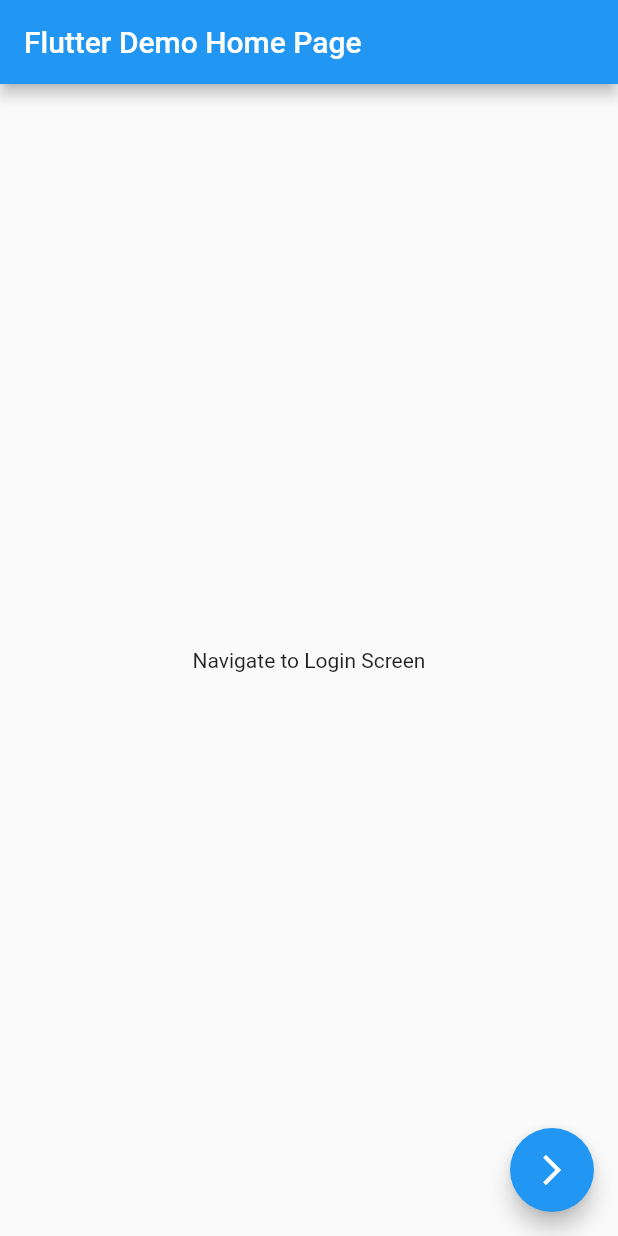
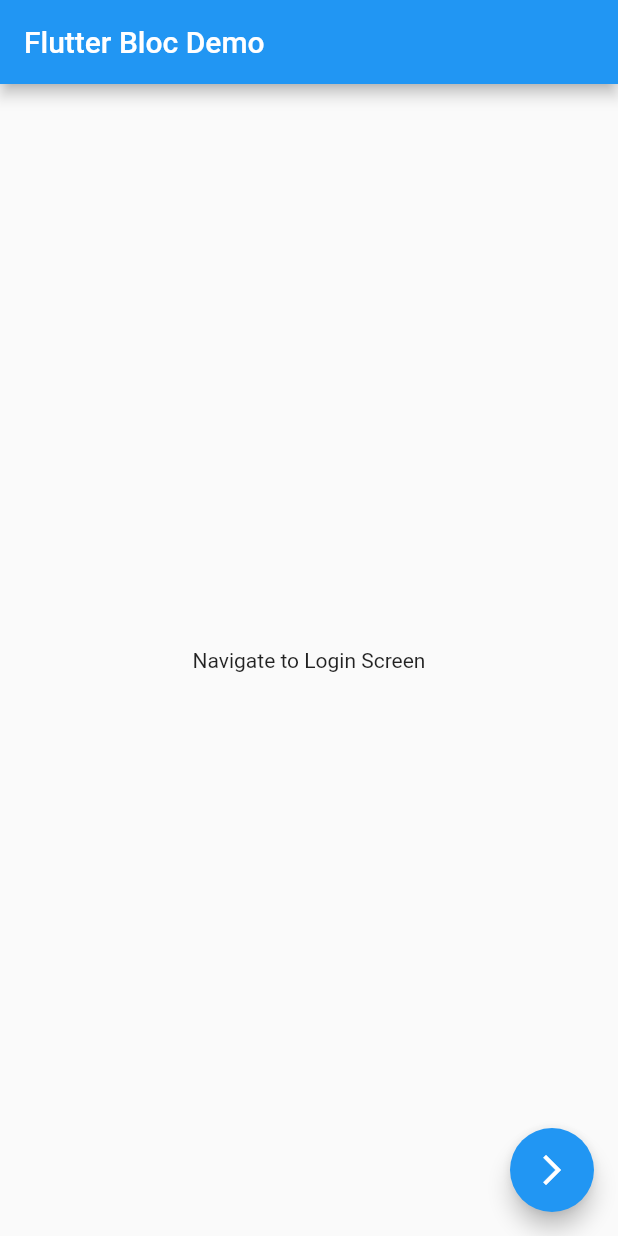
Before and after one commit to yuktaatreya/bloc_demo, a Flutter app: the screen it shows after launch, on a phone screen of 412 x 824 dp. Run offline on Flutter 3.47's test engine with Material 2 defaults, Android fonts, the phone set to English and light mode, and no system bars; our stand-ins replace flutter_bloc.

Commit message:
conver home page to stateless widget

```diff
--- a/lib/home_page.dart
+++ b/lib/home_page.dart
@@ -6,15 +6,10 @@ import 'login_screen/bloc/login_screen_events.dart';
 import 'login_screen/bloc/login_screen_states.dart';
 import 'login_screen/login_screen.dart';
 
-class HomePage extends StatefulWidget {
-  const HomePage({Key? key, required this.title}) : super(key: key);
-  final String title;
 
-  @override
-  State<HomePage> createState() => _MyHomePageState();
-}
+class HomePage extends StatelessWidget {
+  const HomePage({Key? key}) : super(key: key);
 
-class _MyHomePageState extends State<HomePage> {
 
   @override
   Widget build(BuildContext context) {
@@ -22,7 +17,7 @@ class _MyHomePageState extends State<HomePage> {
         builder: (context,state) {
           return Scaffold(
             appBar: AppBar(
-              title: Text(widget.title),
+              title: const Text("Flutter Bloc Demo"),
             ),
             body: Center(
               child: Column(
--- a/lib/main.dart
+++ b/lib/main.dart
@@ -1,10 +1,8 @@
 import 'package:flutter/material.dart';
 import 'package:flutter_bloc/flutter_bloc.dart';
 import 'package:untitled/login_screen/bloc/login_screen_bloc.dart';
-import 'package:untitled/login_screen/bloc/login_screen_events.dart';
 import 'package:untitled/login_screen/bloc/login_screen_states.dart';
 import 'package:untitled/home_page.dart';
-import 'package:untitled/login_screen/login_screen.dart';
 
 void main() {
   runApp(const MyApp());
@@ -26,7 +24,7 @@ class MyApp extends StatelessWidget {
             bodyText1: TextStyle(fontSize: 14)
           )
         ),
-        home: const HomePage(title: 'Flutter Demo Home Page'),
+        home: HomePage(),
       ),
     );
   }
```
